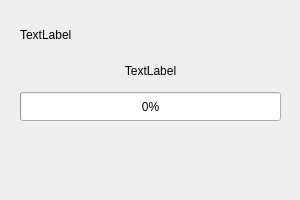
Qt form res/ui/progressbar_dialog.ui (purejiang/BlankTool) before a commit.
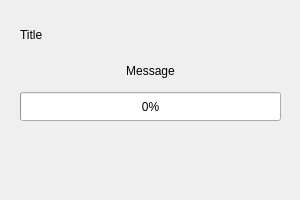
The same form after that commit.

Patch:
```diff
--- a/res/ui/progressbar_dialog.ui
+++ b/res/ui/progressbar_dialog.ui
@@ -38,7 +38,7 @@
     <item>
      <widget class="QLabel" name="progressbar_title_label">
       <property name="text">
-       <string>TextLabel</string>
+       <string>Title</string>
       </property>
       <property name="alignment">
        <set>Qt::AlignLeading|Qt::AlignLeft|Qt::AlignVCenter</set>
@@ -48,7 +48,7 @@
     <item>
      <widget class="QLabel" name="progressbar_message_label">
       <property name="text">
-       <string>TextLabel</string>
+       <string>Message</string>
       </property>
       <property name="alignment">
        <set>Qt::AlignCenter</set>
```
